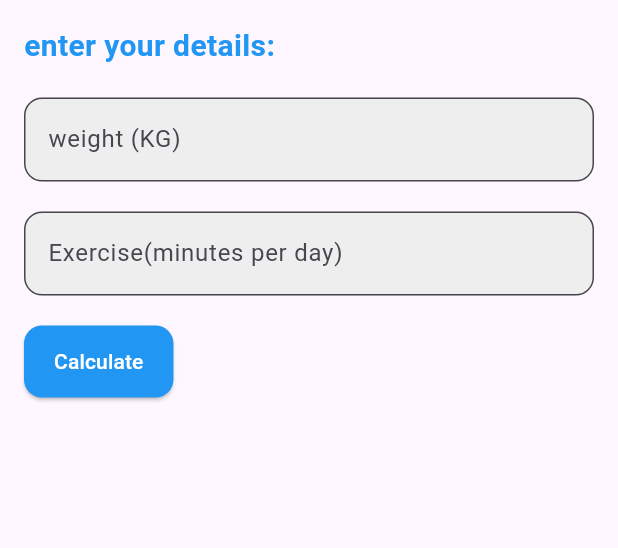
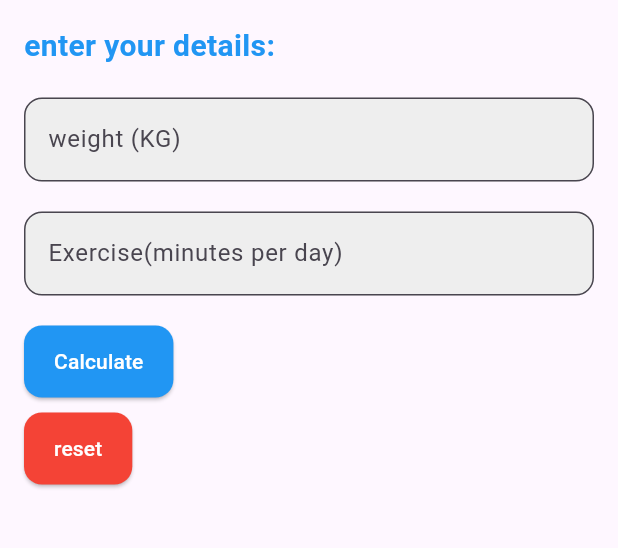
Before and after one commit to hassibhajj/hydrobuddy, a Flutter app: the screen it shows after launch, on a phone screen of 412 x 824 dp, the part 84-632 px from its top. Run offline on Flutter 3.47's test engine with Material 3 defaults, Android fonts, the phone set to English and light mode, and no system bars.

Commit message:
created root widget for the app and the water intake page. added 2 editing textcontroller objects, replaced the old body with a colomn layout and added textfeelds, apdding and spacing. added variables to store the result and convert them to numbers, added the water intake formula and displayed it on the screen. fixed the layout by removing the result text that was put inside the elevatedButton and added the result display below the button  so it opens after the calculation is done. styled the appbar, added spacing and colors, and we added a helpful hydration tip that appears dynamically. added a reset button.

```diff
--- a/lib/main.dart
+++ b/lib/main.dart
@@ -100,6 +100,29 @@ class _WaterIntakePageState extends State<WaterIntakePage> {
                 },
                 child: const Text("Calculate"),
               ),
+              SizedBox(height:10),
+              ElevatedButton(
+                style: ElevatedButton.styleFrom(
+                  backgroundColor: Colors.red,
+                  foregroundColor: Colors.white,
+                  padding: const EdgeInsets.symmetric(horizontal: 20, vertical :14),
+                  shape: RoundedRectangleBorder(
+                    borderRadius: BorderRadius.circular(12,
+                    ),
+                  ),
+                ),
+                  onPressed: () {
+                    setState(() {
+                      weightController.clear();
+                      exerciseController.clear();
+                      totalWater = null;
+
+
+                      });
+                  },
+                  child: const Text("reset"),
+
+              ),
               SizedBox(height: 20),
               if(totalWater != null)
                 Text(
```
